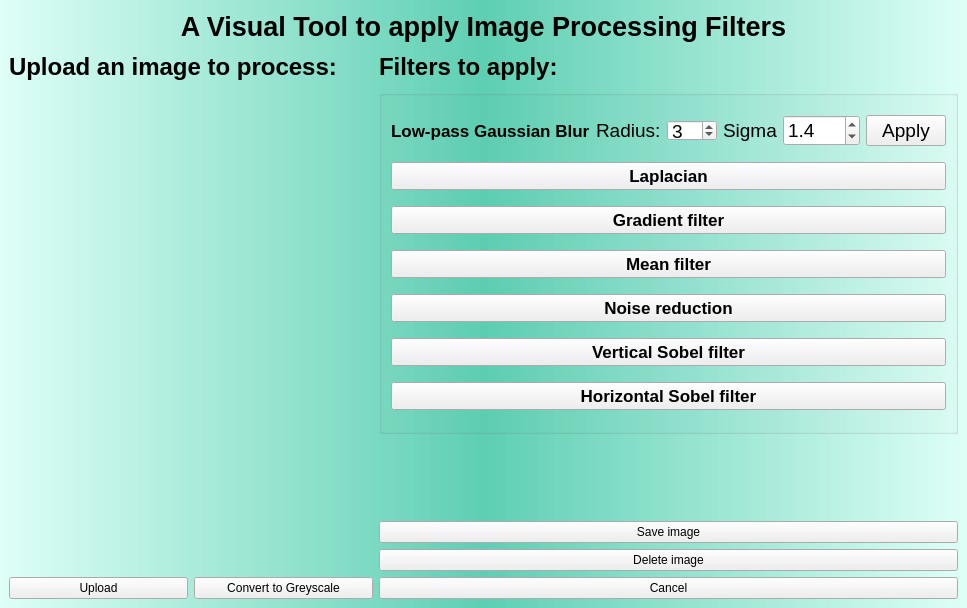
Qt form image_processing.ui (RitaPlusPlus/image-processing) before a commit.
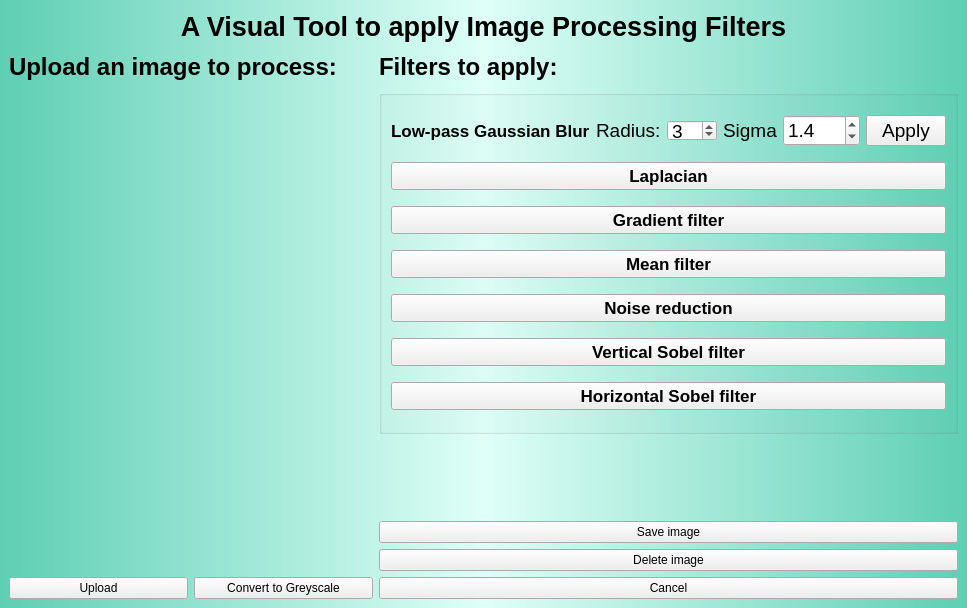
The same form after that commit.

Diff of the .ui file:
```diff
--- a/image_processing.ui
+++ b/image_processing.ui
@@ -15,7 +15,7 @@
   </property>
   <property name="styleSheet">
    <string notr="true">QMainWindow{
-background-color: qlineargradient(spread:reflect, x1:0.5, y1:0, x2:0, y2:0,stop:0 rgba(0, 179, 134,100), stop:1 rgba( 204, 255, 243,100));
+background-color: qlineargradient(spread:reflect, x1:0.5, y1:0, x2:0, y2:0,stop:0 rgba( 204, 255, 243,100), stop:1 rgba(0, 179, 134,100));
 }
 </string>
   </property>
```
